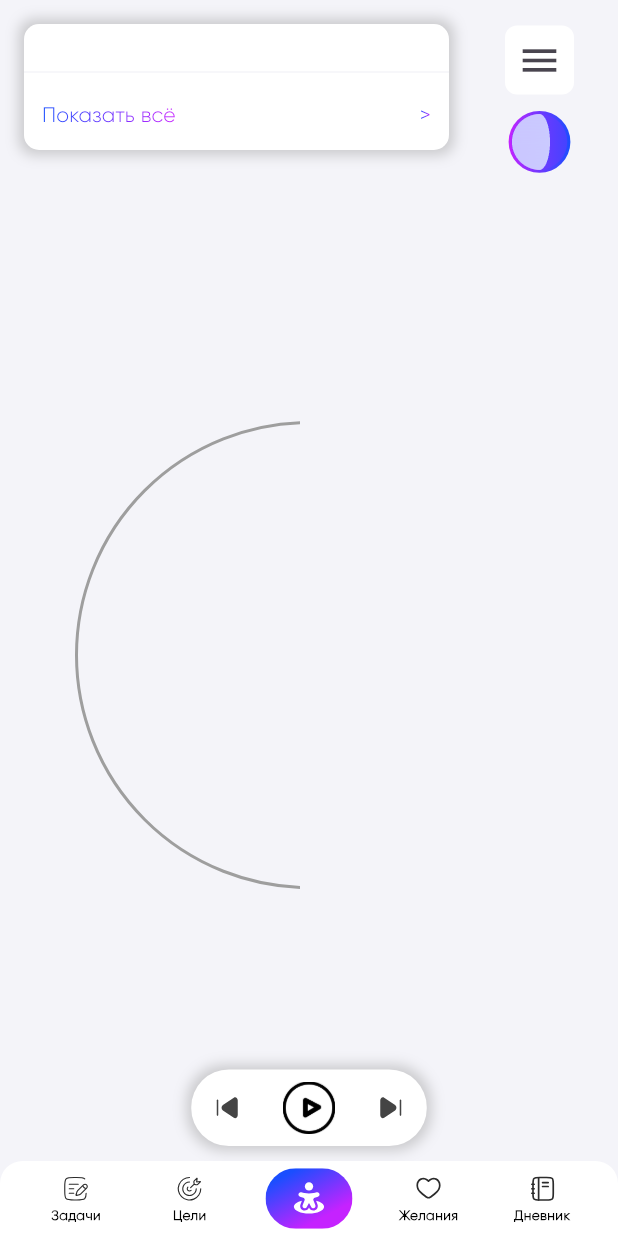
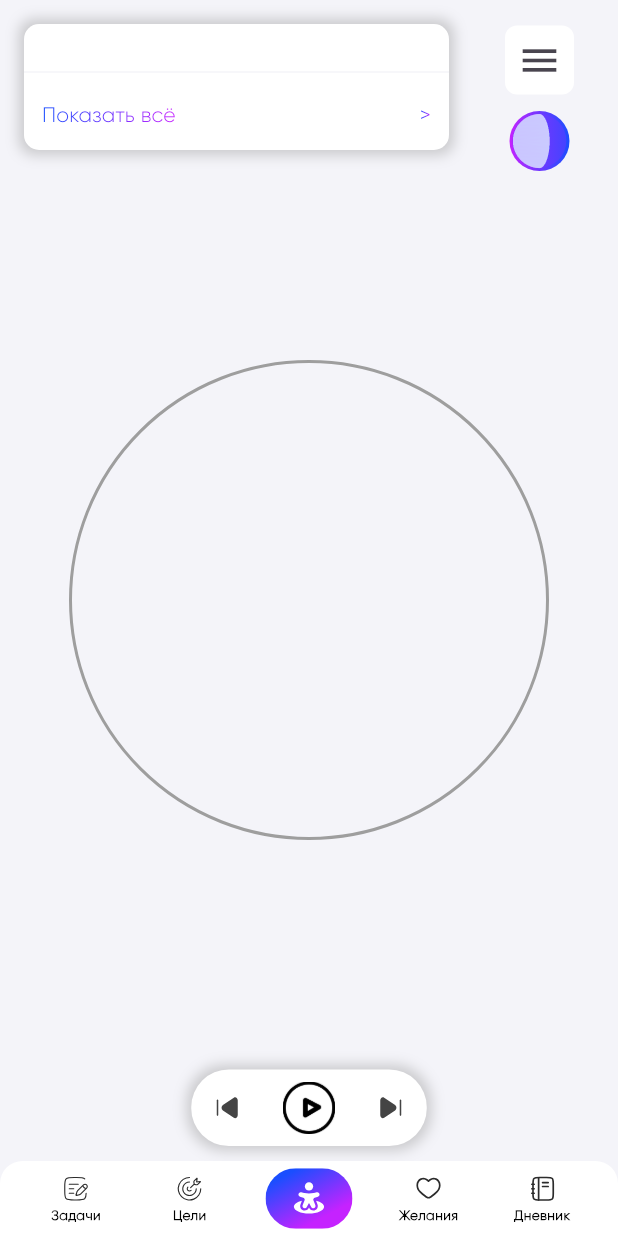
Before and after one commit to DroidWorker/wishmap, a Flutter app: the MainScreen screen opened directly, on a phone screen of 412 x 824 dp. Run offline on Flutter 3.47's test engine with Material 3 defaults, Android fonts, the phone set to English and light mode, and no system bars; our stand-ins replace audioplayers, auto_size_text, cached_network_image, calendar_date_picker2, camera, chewie and 22 more; missing offline and left inert: android_intent_plus, capped_progress_indicator, cross_scroll, emoji_choose, flutter_downloader, flutter_fancy_tree_view and 10 more; accounts and stored records are empty; project files that could hold a hidden picture were left out.

Commit message:
finished with bugs

```diff
--- a/lib/common/solarsystem_redesign.dart
+++ b/lib/common/solarsystem_redesign.dart
@@ -228,8 +228,7 @@ class CircularDraggableCirclesState extends State<CircularDraggableCircles>
   List<Key> ccKeys = [];
 
   Size getScreenSize(BuildContext context) {
-    final mediaQueryData = MediaQuery.of(context);
-    return mediaQueryData.size;
+    return const Size(400, 800);
   }
 
   @override
@@ -547,7 +546,7 @@ class CircularDraggableCirclesState extends State<CircularDraggableCircles>
 
     if (vm!.mainScreenState?.needToUpdateCoords == true) {
       lastRotation.value = 0.0;
-      final radius = MediaQuery.of(context).size.width * 0.15;
+      final radius = 400 * 0.15;
       for (int i = 0; i < centralCircles.length; i++) {
         centralCircles[i].radius = radius;
         if (centralCircles[i].coords.key == 0.0 ||
--- a/lib/home/main_screen.dart
+++ b/lib/home/main_screen.dart
@@ -95,7 +95,7 @@ class _MainScreenState extends State<MainScreen>{
           //calculate topmessagebox
           final centerY = MediaQuery.of(context).size.height*0.50;
           final SSSize = MediaQuery.of(context).size.width-20;
-          final maxHeight = centerY-SSSize/2-50;
+          const maxHeight = 100.0;
 
           SchedulerBinding.instance.addPostFrameCallback((timeStamp) async {
             if(!appVM.alarmChecked&&await appVM.alarmsExists){
@@ -121,7 +121,11 @@ class _MainScreenState extends State<MainScreen>{
           });
           Widget w = Scaffold(
               backgroundColor: AppColors.backgroundColor,
-              body: SafeArea(child:Stack(
+              body: SafeArea(child:Center(
+                child: SizedBox(
+                  width: 600,
+                  height: 1000,
+                  child: Stack(
                     children: [
                       Center(
                         child: Column(
@@ -214,12 +218,17 @@ class _MainScreenState extends State<MainScreen>{
                           ],
                         ),
                       ),
+                      Center(
+                        child: SizedBox(
+                          width: 400,
+                          height: 800,
+                          child: CircularDraggableCircles(key: _CDWidgetKey,circles: appVM.currentCircles, size: 400, center: Pair(key: 200, value: 400), clearData: clearData,),
+                        ),
+                      ),
                       SizedBox(
-                    width: 200,
-                    height: 800,
-                    child: CircularDraggableCircles(key: _CDWidgetKey,circles: appVM.currentCircles, size: MediaQuery.of(context).size.width-20, center: Pair(key: MediaQuery.of(context).size.width/2, value: MediaQuery.of(context).size.height*0.53), clearData: clearData,),
-                  ),
-                  Padding(
+                        height: 200,
+                        width: 500,
+                        child: Padding(
                           padding: const EdgeInsets.fromLTRB(0, 16.0, 8, 16),
                           child: SizedBox(
                             child: Row(
@@ -265,12 +274,12 @@ class _MainScreenState extends State<MainScreen>{
                                                 .add(NavigateToCardsScreenEvent());
                                           },
                                           child: Container(
-                                      height: (MediaQuery.of(context).size.height-MediaQuery.of(context).size.width)*0.1,
-                                      width: (MediaQuery.of(context).size.height-MediaQuery.of(context).size.width)*0.1,
+                                            height: 40,
+                                            width: 40,
                                             child: MoonWidget(
                                               date: parseDateString(appVM.mainScreenState?.moon.date??"01.01.2020")??DateTime.now(),
-                                        size: (MediaQuery.of(context).size.height-MediaQuery.of(context).size.width)*0.1,
-                                        resolution: ((MediaQuery.of(context).size.height-MediaQuery.of(context).size.width)*0.1)*100,
+                                              size: 40,
+                                              resolution: (40)*100,
                                             ),
                                           ),
                                         )
@@ -282,7 +291,10 @@ class _MainScreenState extends State<MainScreen>{
                             ),
                           ),
                         ),
-                ],)),
+                      ),
+                    ],),
+                ),
+              )),
               bottomNavigationBar: BottomBar(
                 onAimsTap: (){
                   _CDWidgetKey.currentState?.stateSnapshot();
```
Lines whose indentation alone changed are shown as unchanged.
